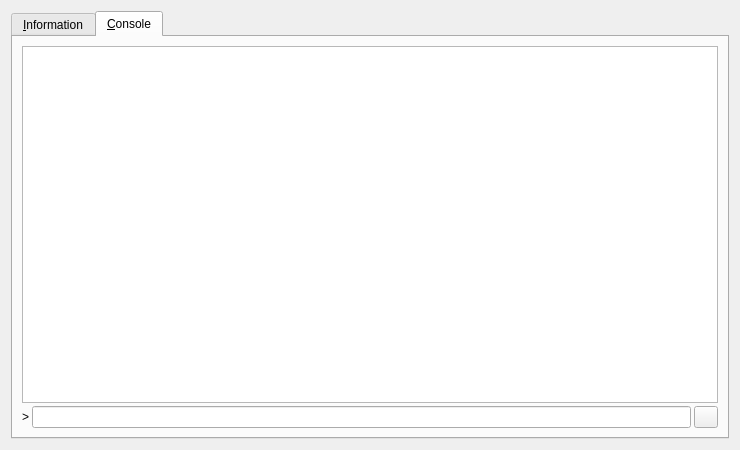
G2C/G2C, file src/qt/forms/rpcconsole.ui: the form before one commit.
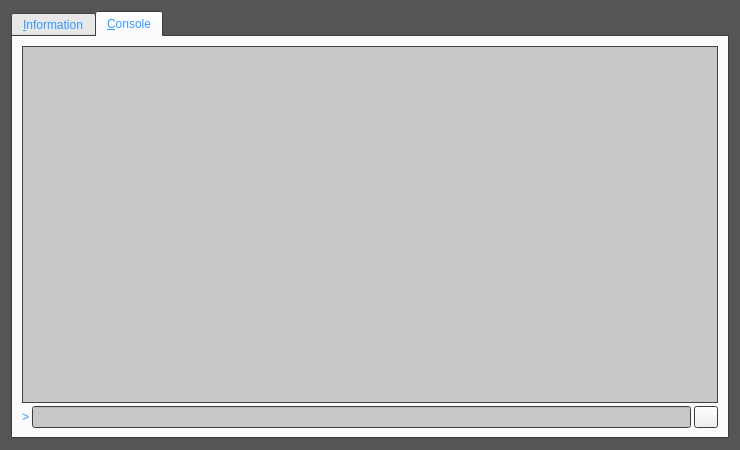
The form after the commit. The open tabs and pages were chosen to show the change. Icons and pictures are not drawn.

Diff of the .ui file:
```diff
--- a/src/qt/forms/rpcconsole.ui
+++ b/src/qt/forms/rpcconsole.ui
@@ -10,6 +10,97 @@
     <height>450</height>
    </rect>
   </property>
+  <property name="palette">
+   <palette>
+    <active>
+     <colorrole role="WindowText">
+      <brush brushstyle="SolidPattern">
+       <color alpha="255">
+        <red>51</red>
+        <green>153</green>
+        <blue>255</blue>
+       </color>
+      </brush>
+     </colorrole>
+     <colorrole role="Base">
+      <brush brushstyle="SolidPattern">
+       <color alpha="255">
+        <red>200</red>
+        <green>200</green>
+        <blue>200</blue>
+       </color>
+      </brush>
+     </colorrole>
+     <colorrole role="Window">
+      <brush brushstyle="SolidPattern">
+       <color alpha="255">
+        <red>85</red>
+        <green>85</green>
+        <blue>85</blue>
+       </color>
+      </brush>
+     </colorrole>
+    </active>
+    <inactive>
+     <colorrole role="WindowText">
+      <brush brushstyle="SolidPattern">
+       <color alpha="255">
+        <red>51</red>
+        <green>153</green>
+        <blue>255</blue>
+       </color>
+      </brush>
+     </colorrole>
+     <colorrole role="Base">
+      <brush brushstyle="SolidPattern">
+       <color alpha="255">
+        <red>200</red>
+        <green>200</green>
+        <blue>200</blue>
+       </color>
+      </brush>
+     </colorrole>
+     <colorrole role="Window">
+      <brush brushstyle="SolidPattern">
+       <color alpha="255">
+        <red>85</red>
+        <green>85</green>
+        <blue>85</blue>
+       </color>
+      </brush>
+     </colorrole>
+    </inactive>
+    <disabled>
+     <colorrole role="WindowText">
+      <brush brushstyle="SolidPattern">
+       <color alpha="255">
+        <red>120</red>
+        <green>120</green>
+        <blue>120</blue>
+       </color>
+      </brush>
+     </colorrole>
+     <colorrole role="Base">
+      <brush brushstyle="SolidPattern">
+       <color alpha="255">
+        <red>85</red>
+        <green>85</green>
+        <blue>85</blue>
+       </color>
+      </brush>
+     </colorrole>
+     <colorrole role="Window">
+      <brush brushstyle="SolidPattern">
+       <color alpha="255">
+        <red>85</red>
+        <green>85</green>
+        <blue>85</blue>
+       </color>
+      </brush>
+     </colorrole>
+    </disabled>
+   </palette>
+  </property>
   <property name="windowTitle">
    <string>Gen2Coin - Debug window</string>
   </property>
```
Left out of the diff: 5 changed lines with no effect on the pictures.
